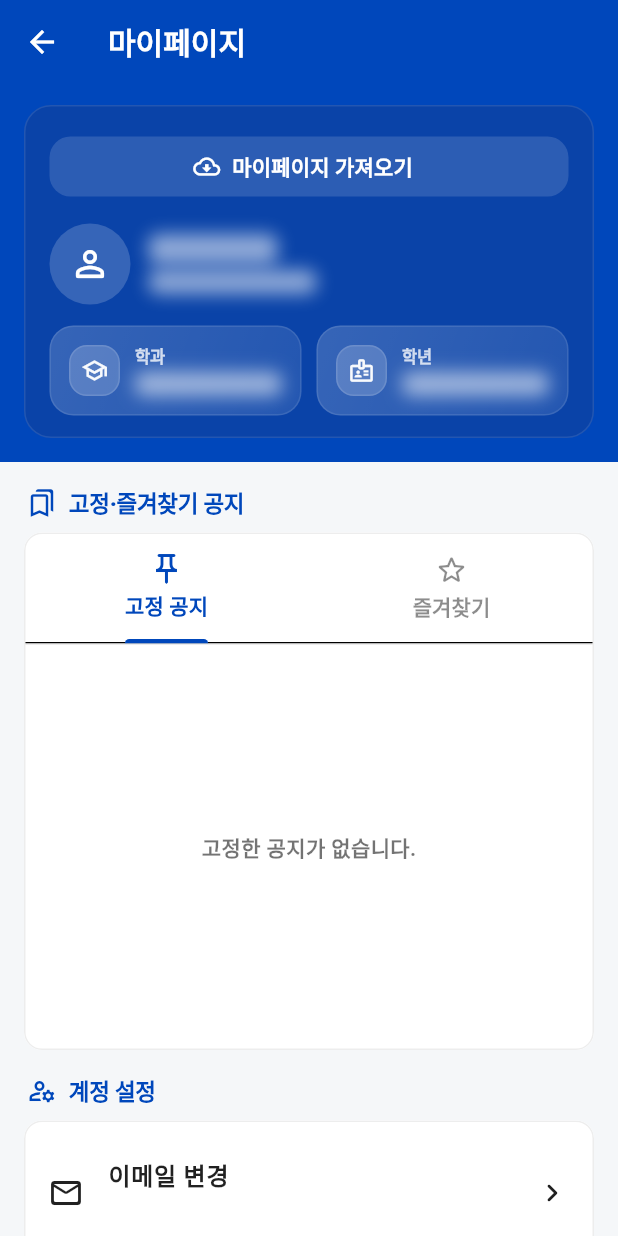
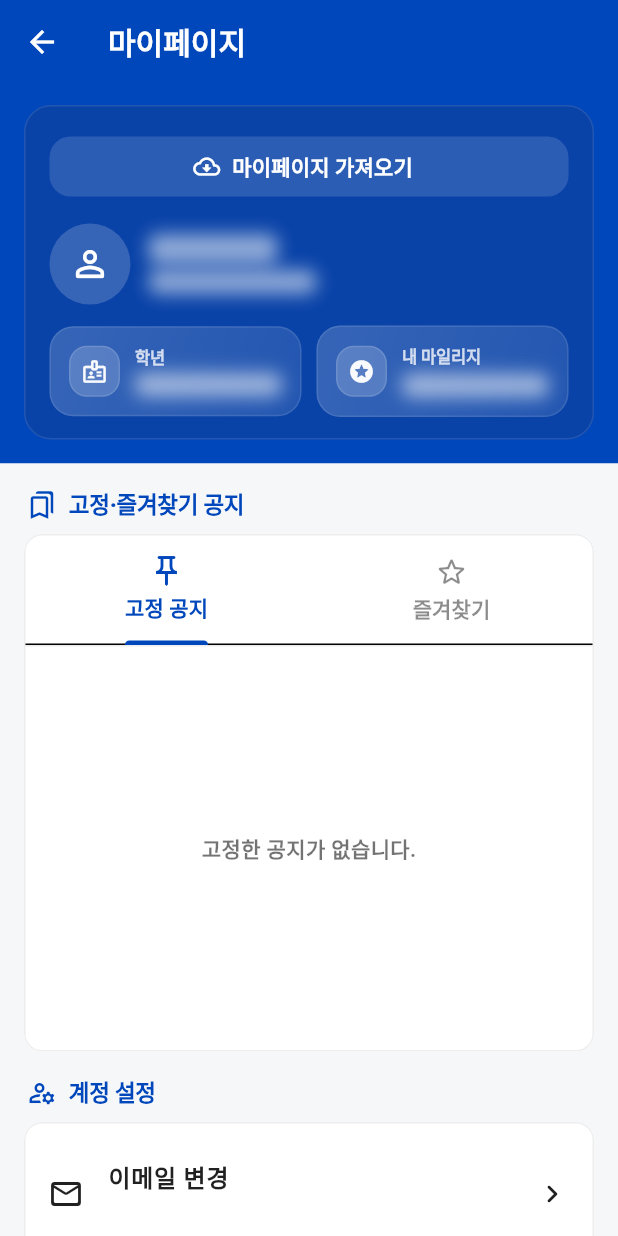
Before and after one commit to LeeTaeHyon/MJC_in_one, a Flutter app: the MyPageScreen screen opened directly, on a phone screen of 412 x 824 dp. Run offline on Flutter 3.47's test engine with Material 3 defaults, Android fonts, the phone set to English and light mode, and no system bars; our stand-ins replace app_links, cloud_firestore, firebase_auth, firebase_core, firebase_messaging, flutter_animate and 4 more; missing offline and left inert: cp949_codec, dart:html; accounts and stored records are empty; generated files the repository leaves out were written again; network calls fail.

Commit message:
fill my info from mpu

```diff
--- /dev/null
+++ b/app/lib/mpu_profile_prefs.dart
@@ -0,0 +1,57 @@
+import "package:shared_preferences/shared_preferences.dart";
+
+const String kMpuProfileNamePrefKey = "mpu_profile_name";
+const String kMpuProfileGradePrefKey = "mpu_profile_grade";
+const String kMpuProfileMileagePrefKey = "mpu_profile_mileage";
+
+/// @deprecated 예전 필드. 저장 시 제거됨.
+const String kMpuProfileDepartmentPrefKey = "mpu_profile_department";
+
+/// @deprecated 학번은 MPU에 노출되지 않아 마일리지로 대체됨. 저장 시 제거됨.
+const String kMpuProfileStudentIdPrefKey = "mpu_profile_student_id";
+
+class MpuProfile {
+  const MpuProfile({
+    required this.name,
+    required this.grade,
+    required this.mileage,
+  });
+
+  final String name;
+  final String grade;
+
+  /// 대시보드에 보이는 마이 마일리지 등 숫자(문자열).
+  final String mileage;
+
+  bool get hasAnyValue =>
+      name.trim().isNotEmpty ||
+      grade.trim().isNotEmpty ||
+      mileage.trim().isNotEmpty;
+}
+
+Future<MpuProfile> loadMpuProfile() async {
+  final prefs = await SharedPreferences.getInstance();
+  return MpuProfile(
+    name: prefs.getString(kMpuProfileNamePrefKey) ?? "",
+    grade: prefs.getString(kMpuProfileGradePrefKey) ?? "",
+    mileage: prefs.getString(kMpuProfileMileagePrefKey) ?? "",
+  );
+}
+
+Future<void> saveMpuProfile(MpuProfile profile) async {
+  final prefs = await SharedPreferences.getInstance();
+  await prefs.setString(kMpuProfileNamePrefKey, profile.name.trim());
+  await prefs.setString(kMpuProfileGradePrefKey, profile.grade.trim());
+  await prefs.setString(kMpuProfileMileagePrefKey, profile.mileage.trim());
+  await prefs.remove(kMpuProfileDepartmentPrefKey);
+  await prefs.remove(kMpuProfileStudentIdPrefKey);
+}
+
+Future<void> clearMpuProfile() async {
+  final prefs = await SharedPreferences.getInstance();
+  await prefs.remove(kMpuProfileNamePrefKey);
+  await prefs.remove(kMpuProfileGradePrefKey);
+  await prefs.remove(kMpuProfileMileagePrefKey);
+  await prefs.remove(kMpuProfileDepartmentPrefKey);
+  await prefs.remove(kMpuProfileStudentIdPrefKey);
+}
--- a/app/lib/screens/my_page_screen.dart
+++ b/app/lib/screens/my_page_screen.dart
@@ -3,8 +3,10 @@ import "dart:ui" show ImageFilter;
 import "package:firebase_auth/firebase_auth.dart";
 import "package:flutter/foundation.dart" show kIsWeb;
 import "package:flutter/material.dart";
+import "package:mio_notice/mpu_profile_prefs.dart";
 import "package:mio_notice/screens/common_webview_screen.dart";
 import "package:mio_notice/screens/login_screen.dart";
+import "package:mio_notice/screens/mpu_profile_import_screen.dart";
 import "package:mio_notice/services/auth_service.dart";
 import "package:mio_notice/services/notice_manager.dart";
 import "package:mio_notice/services/user_data_repository.dart";
@@ -27,11 +29,17 @@ class _MyPageScreenState extends State<MyPageScreen> {
   bool _loading = true;
   List<_MyNotice> _pinned = const [];
   List<_MyNotice> _favorites = const [];
+  MpuProfile _mpuProfile = const MpuProfile(
+    name: "",
+    grade: "",
+    mileage: "",
+  );
 
   @override
   void initState() {
     super.initState();
     _loadPinnedAndFavorites();
+    _loadMpuProfile();
   }
 
   String _boardLabel(String boardId) {
@@ -177,6 +185,12 @@ class _MyPageScreenState extends State<MyPageScreen> {
     });
   }
 
+  Future<void> _loadMpuProfile() async {
+    final profile = await loadMpuProfile();
+    if (!mounted) return;
+    setState(() => _mpuProfile = profile);
+  }
+
   Future<void> _openNotice(_MyNotice item) async {
     final String url = item.url.trim();
     if (url.isEmpty) return;
@@ -192,10 +206,22 @@ class _MyPageScreenState extends State<MyPageScreen> {
     );
   }
 
-  void _showFetchMyPageMessage() {
+  Future<void> _openMpuProfileImport() async {
+    if (kIsWeb) {
       ScaffoldMessenger.of(context).showSnackBar(
-      const SnackBar(content: Text("마이페이지 가져오기는 추후 연결 예정입니다.")),
+        const SnackBar(content: Text("마이페이지 가져오기는 모바일 앱에서 지원합니다.")),
       );
+      return;
+    }
+
+    final bool? imported = await Navigator.of(context).push<bool>(
+      MaterialPageRoute<bool>(
+        builder: (_) => const MpuProfileImportScreen(),
+      ),
+    );
+    if (imported == true) {
+      await _loadMpuProfile();
+    }
   }
 
   Future<void> _signOut() async {
@@ -224,7 +250,8 @@ class _MyPageScreenState extends State<MyPageScreen> {
       shape: RoundedRectangleBorder(
         borderRadius: BorderRadius.circular(12),
         side: BorderSide(
-          color: light ? _cardBorderLight : scheme.outline.withValues(alpha: 0.35),
+          color:
+              light ? _cardBorderLight : scheme.outline.withValues(alpha: 0.35),
           width: 1,
         ),
       ),
@@ -237,6 +264,7 @@ class _MyPageScreenState extends State<MyPageScreen> {
   Widget build(BuildContext context) {
     final User? user = FirebaseAuth.instance.currentUser;
     final String email = user?.email ?? "로그인이 필요합니다";
+    final bool hasMpuProfile = _mpuProfile.hasAnyValue;
     final bool light = Theme.of(context).brightness == Brightness.light;
     final Color pageBg = light
         ? _pageBackground
@@ -276,7 +304,7 @@ class _MyPageScreenState extends State<MyPageScreen> {
                                 borderRadius: BorderRadius.circular(14),
                               ),
                             ),
-                            onPressed: _showFetchMyPageMessage,
+                            onPressed: _openMpuProfileImport,
                             icon: const Icon(Icons.cloud_download_outlined),
                             label: const Text(
                               "마이페이지 가져오기",
@@ -304,6 +332,21 @@ class _MyPageScreenState extends State<MyPageScreen> {
                                 child: Column(
                                   crossAxisAlignment: CrossAxisAlignment.start,
                                   children: [
+                                    if (hasMpuProfile)
+                                      Text(
+                                        _mpuProfile.name.trim().isEmpty
+                                            ? "MPU 사용자"
+                                            : _mpuProfile.name.trim(),
+                                        maxLines: 1,
+                                        overflow: TextOverflow.ellipsis,
+                                        style: const TextStyle(
+                                          color: Colors.white,
+                                          fontSize: 18,
+                                          fontWeight: FontWeight.w900,
+                                          letterSpacing: -0.2,
+                                        ),
+                                      )
+                                    else ...[
                                       const _BlurredProfilePlaceholder(
                                         width: 86,
                                         height: 20,
@@ -314,6 +357,7 @@ class _MyPageScreenState extends State<MyPageScreen> {
                                         height: 16,
                                       ),
                                     ],
+                                  ],
                                 ),
                               ),
                             ],
@@ -321,17 +365,19 @@ class _MyPageScreenState extends State<MyPageScreen> {
                           const SizedBox(height: 14),
                           Row(
                             children: [
-                              const Expanded(
+                              Expanded(
                                 child: _ProfileChip(
-                                  icon: Icons.school_outlined,
-                                  label: "학과",
+                                  icon: Icons.badge_outlined,
+                                  label: "학년",
+                                  value: _mpuProfile.grade.trim(),
                                 ),
                               ),
                               const SizedBox(width: 10),
-                              const Expanded(
+                              Expanded(
                                 child: _ProfileChip(
-                                  icon: Icons.badge_outlined,
-                                  label: "학년",
+                                  icon: Icons.stars_rounded,
+                                  label: "내 마일리지",
+                                  value: _mpuProfile.mileage.trim(),
                                 ),
                               ),
                             ],
@@ -380,7 +426,10 @@ class _MyPageScreenState extends State<MyPageScreen> {
                             ),
                           ],
                         ),
-                        Divider(height: 1, thickness: 1, color: _hairlineBorderColor()),
+                        Divider(
+                            height: 1,
+                            thickness: 1,
+                            color: _hairlineBorderColor()),
                         SizedBox(
                           height: 270,
                           child: _loading
@@ -446,7 +495,10 @@ class _MyPageScreenState extends State<MyPageScreen> {
                             );
                           },
                         ),
-                        Divider(height: 1, thickness: 1, color: _hairlineBorderColor()),
+                        Divider(
+                            height: 1,
+                            thickness: 1,
+                            color: _hairlineBorderColor()),
                         ListTile(
                           leading: const Icon(Icons.lock_outline_rounded),
                           title: const Text(
@@ -504,10 +556,12 @@ class _ProfileChip extends StatelessWidget {
   const _ProfileChip({
     required this.icon,
     required this.label,
+    required this.value,
   });
 
   final IconData icon;
   final String label;
+  final String value;
 
   @override
   Widget build(BuildContext context) {
@@ -557,9 +611,22 @@ class _ProfileChip extends StatelessWidget {
                   ),
                 ),
                 const SizedBox(height: 2),
+                if (value.isEmpty)
                   const _BlurredProfilePlaceholder(
                     width: double.infinity,
                     height: 16,
+                  )
+                else
+                  Text(
+                    value,
+                    maxLines: 1,
+                    overflow: TextOverflow.ellipsis,
+                    style: const TextStyle(
+                      color: Colors.white,
+                      fontSize: 14,
+                      fontWeight: FontWeight.w900,
+                      height: 1.15,
+                    ),
                   ),
               ],
             ),
@@ -662,9 +729,9 @@ class _NoticeList extends StatelessWidget {
                     children: [
                       Row(
                         children: [
-                          _MiniChip(
+                          const _MiniChip(
                             label: "N",
-                            background: const Color(0xFFE53935),
+                            background: Color(0xFFE53935),
                             foreground: Colors.white,
                             radius: 4,
                           ),
```
Also changed, not shown: app/lib/screens/mpu_profile_import_screen.dart (added, +484 -0 lines). Lines whose indentation alone changed are shown as unchanged.
